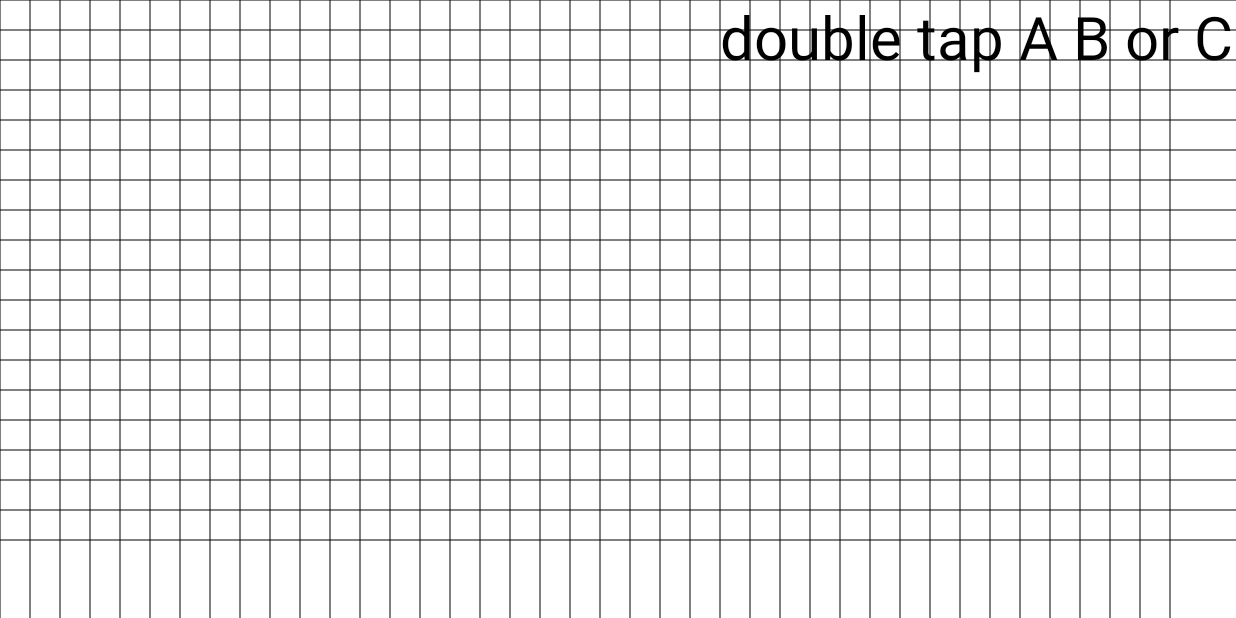
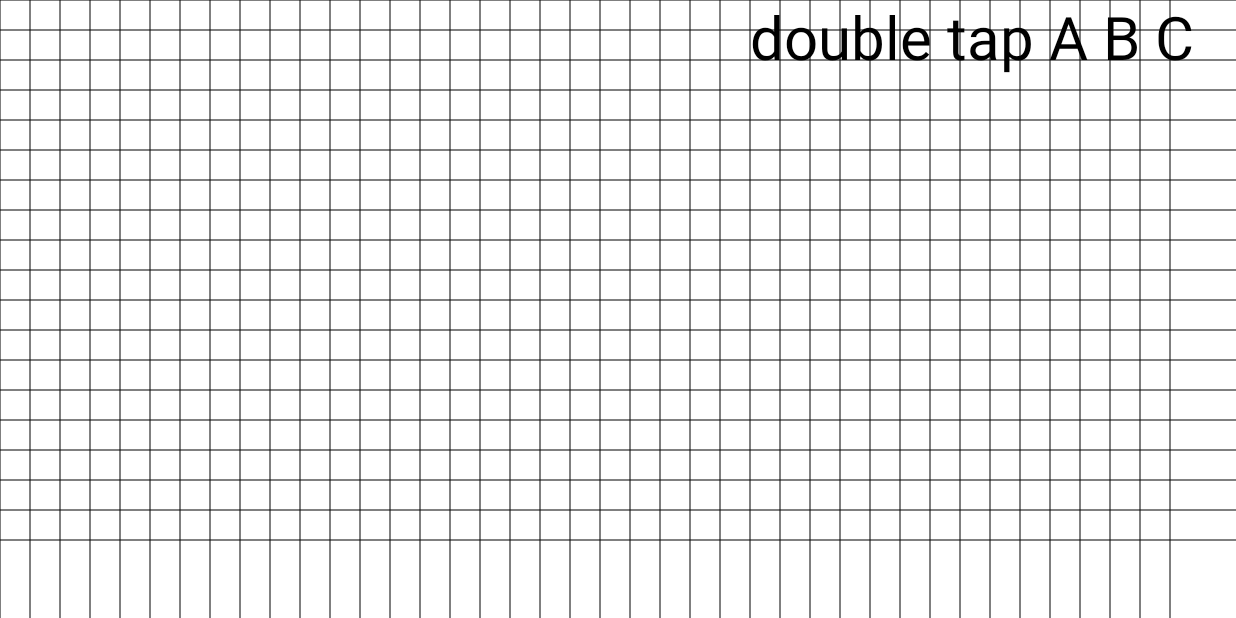
Before and after one commit to moise37/LogiSim, an Android app: the screen it shows after launch (MainActivity), on a phone screen of 824 x 412 dp (held sideways). Run offline under Robolectric (Android 15) with nearby library versions, the phone set to English and light mode, and no system bars.

Commit message:
last sprint: A B C final for real^2

```diff
--- a/app/src/main/java/com/gamecodeschool/gatelogic/MainActivity.java
+++ b/app/src/main/java/com/gamecodeschool/gatelogic/MainActivity.java
@@ -76,8 +76,8 @@ public class MainActivity extends Activity {
         paint.setTextSize(blockSize*2);
         if (tree.size()==0){
             canvas.drawText(
-                    "double tap A B or C",
-                    blockSize*24, blockSize*2f,
+                    "double tap A B C",
+                    blockSize*25, blockSize*2f,
                     paint);
         }
         canvas.drawRect(0,blockSize*22,blockSize*42,blockSize*35,paint);
```
